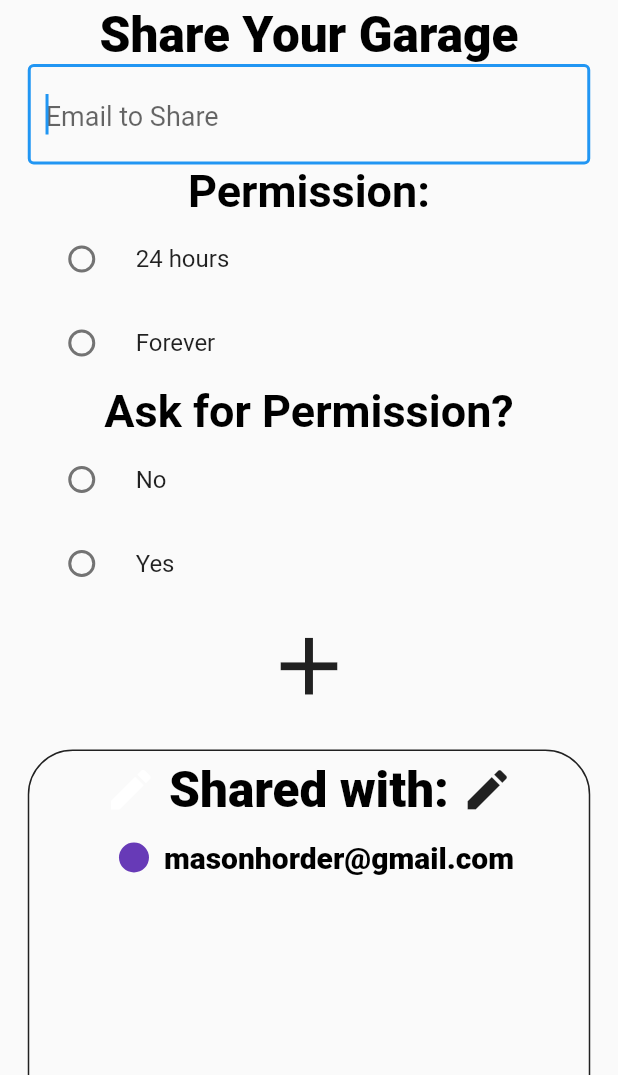
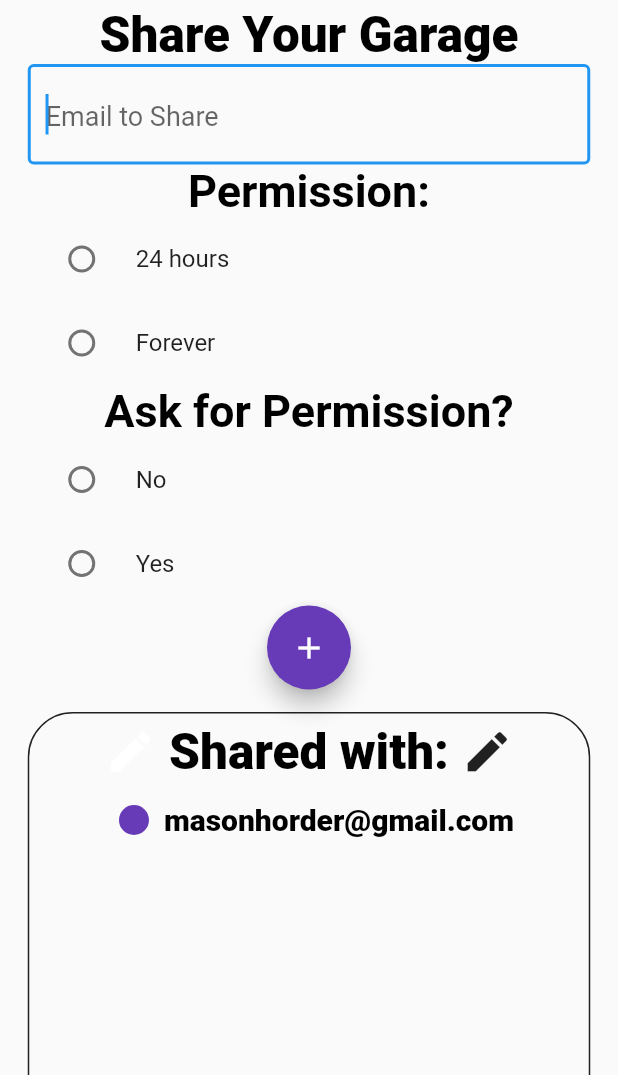
Before and after one commit to tvonsosen/smart-garage, a Flutter app: the screen it shows after launch, after a tap on the "ios share" icon, on a phone screen of 412 x 824 dp, the part 161-1236 px from its top. Run offline on Flutter 3.47's test engine with Material 2 defaults, Android fonts, the phone set to English and light mode, and no system bars.

Commit message:
My second commit

```diff
--- a/lib/main.dart
+++ b/lib/main.dart
@@ -1,7 +1,6 @@
 import 'package:flutter/material.dart';
 import 'package:flutter/semantics.dart';
 import 'package:smart_garage/screens/homepage.dart';
-import 'package:smart_garage/screens/sharepage.dart';
 import 'package:smart_garage/style/global.dart';
 import 'package:smart_garage/functions/functions.dart';
 import 'package:smart_garage/style/pieces.dart';
@@ -163,9 +162,10 @@ class _SharePageState extends State<SharePage> {
                       ],
                     ),
                   ),
-                  IconButton(
-                      icon: Icon(Icons.add),
-                      iconSize: 65,
+                  FloatingActionButton(
+                      child: Icon(Icons.add),
+
+                      backgroundColor: Colors.deepPurple,
                       onPressed: () {
                         addEmail();
                       }),
--- a/lib/screens/homepage.dart
+++ b/lib/screens/homepage.dart
@@ -7,7 +7,7 @@ import 'package:smart_garage/functions/functions.dart';
 homePage(BuildContext context) {
   return Container(
     width: MediaQuery.of(context).size.width,
-
+    child: SingleChildScrollView(
       child: Column(
         children: <Widget>[
           Container(
@@ -51,6 +51,22 @@ homePage(BuildContext context) {
 
             ]
             )
+              ),
+          Container(
+            height: 300,
+            width: 400,
+            margin:EdgeInsets.only(top:30, left: 15, right: 15),
+            decoration: BoxDecoration (
+              border: Border.all(color: Colors.black87),
+              borderRadius: BorderRadius.all(Radius.circular(30))
+              ),
+            child: Column(
+              children:[
+                Text('Other Garages', style: addButton),
+
+
+           ]
+          )
             )
 
 
@@ -59,5 +75,5 @@ homePage(BuildContext context) {
 
       ],
     ),
-  );
+  ));
 }
```
Also changed, not shown: lib/screens/sharepage.dart (deleted, +0 -103 lines). Lines whose indentation alone changed are shown as unchanged.
